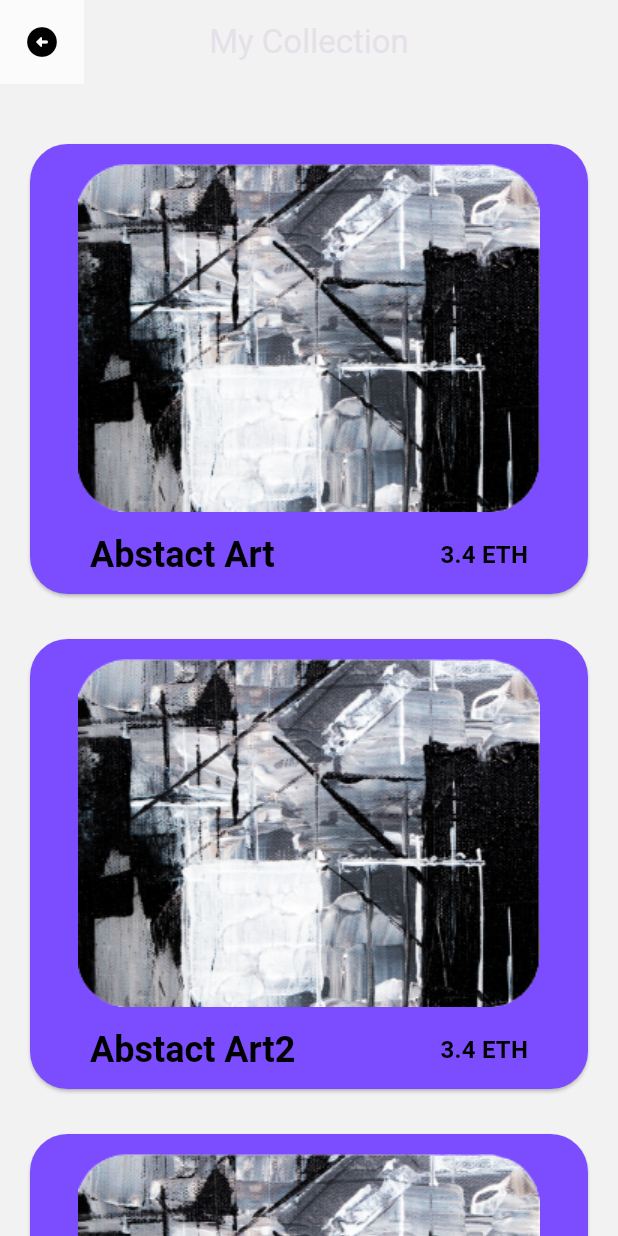
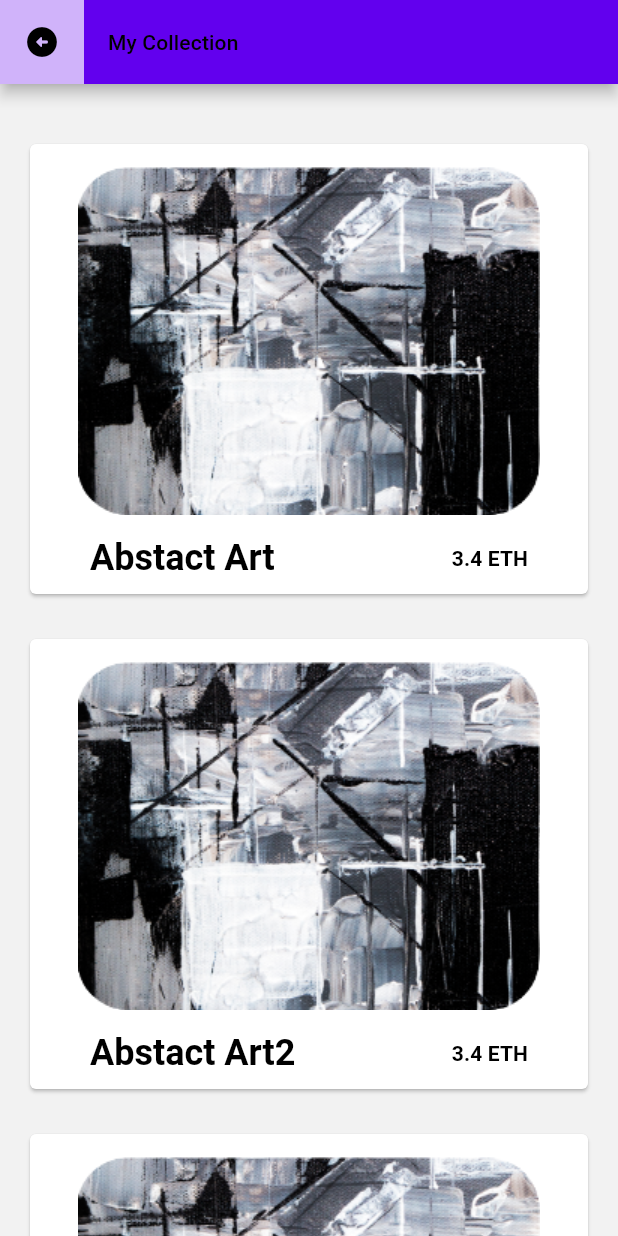
Before and after one commit to drgndenis/one_hundred_days_of_code, a Flutter app: the MyCollections screen opened directly, on a phone screen of 412 x 824 dp. Run offline on Flutter 3.47's test engine with Material 2 defaults, Android fonts, the phone set to English and light mode, and no system bars; our stand-ins replace dio, flutter_spinkit.

Commit message:
Day-11 added

```diff
--- /dev/null
+++ b/lib/Day-11/theme/light_theme.dart
@@ -0,0 +1,39 @@
+import 'package:flutter/material.dart';
+
+class LightTheme {
+  // Aynı anda initialize edilemez bundan dolayı late kullanıyoruz.
+  final _lightColor = _LightColors();
+  final _lightSizes = _LightSizes();
+
+  // Projeyi entegre ettigimiz zamanda sadece late olmasi bir sorun olarak karsimiza cıkabilir. Bu durumda debug modunda sadece late ile tanımlama yapabiliriz ama entegre edecegimiz zaman final late olarak duzenlememiz gerekecektir.
+  late ThemeData theme;
+
+  // Constructor
+  LightTheme() {
+    theme = ThemeData(
+      floatingActionButtonTheme: FloatingActionButtonThemeData(
+          backgroundColor: _lightColor._textBackground),
+      buttonTheme: const ButtonThemeData(
+          colorScheme: ColorScheme.light(
+        onPrimary: Colors.blueAccent,
+      )),
+      colorScheme: const ColorScheme.light(),
+      textTheme: ThemeData.light().textTheme.copyWith(
+            titleMedium: TextStyle(
+                fontSize: _lightSizes._titleMedium,
+                color: _lightColor._titleMedium),
+          ),
+    );
+  }
+}
+
+// Theme içinde kullanılacak renklerin tanımlanması
+class _LightColors {
+  final Color _titleMedium = const Color.fromARGB(255, 226, 133, 19);
+  final Color _textBackground = Colors.amberAccent;
+}
+
+// Theme içinde kullanılacak fontSize'larin tanımlanması
+class _LightSizes {
+  final double _titleMedium = 50;
+}
--- a/lib/Day-7/my_collections_demo.dart
+++ b/lib/Day-7/my_collections_demo.dart
@@ -25,7 +25,7 @@
       appBar: AppBar(
         title: Text(
           LanguageItems.appBarTitle,
-          style: Theme.of(context).textTheme.headline6,
+          style: Theme.of(context).textTheme.titleSmall,
         ),
         leading: Container(
           color: ColorsUtilty().white70,
@@ -75,11 +75,14 @@
                   mainAxisAlignment: MainAxisAlignment.spaceBetween,
                   children: [
                     Text(_model.title,
-                        style: Theme.of(context).textTheme.headline5?.copyWith(
-                            color: ColorsUtilty().black,
-                            fontWeight: FontWeight.bold)),
+                        style: Theme.of(context)
+                            .textTheme
+                            .headlineSmall
+                            ?.copyWith(
+                                color: ColorsUtilty().black,
+                                fontWeight: FontWeight.bold)),
                     Text('${_model.price} ETH',
-                        style: Theme.of(context).textTheme.subtitle1?.copyWith(
+                        style: Theme.of(context).textTheme.titleSmall?.copyWith(
                             color: ColorsUtilty().black,
                             fontWeight: FontWeight.bold))
                   ],
--- a/pubspec.yaml
+++ b/pubspec.yaml
@@ -33,6 +33,12 @@
     sdk: flutter
 
   dio: ^4.0.6
+
+  # Flutter
+  url_launcher: ^6.1.8
+
+  # Animation
+  flutter_spinkit: ^5.1.0
 
 
   # The following adds the Cupertino Icons font to your application.
```
Also changed, not shown: lib/Day-11/package/launch_mixin.dart (added, +11 -0 lines), lib/Day-11/package/loading_bar.dart (added, +17 -0 lines), lib/Day-11/package_learn_view.dart (added, +62 -0 lines), lib/main.dart (+36 -36 lines), pubspec.lock, 17 other files.
